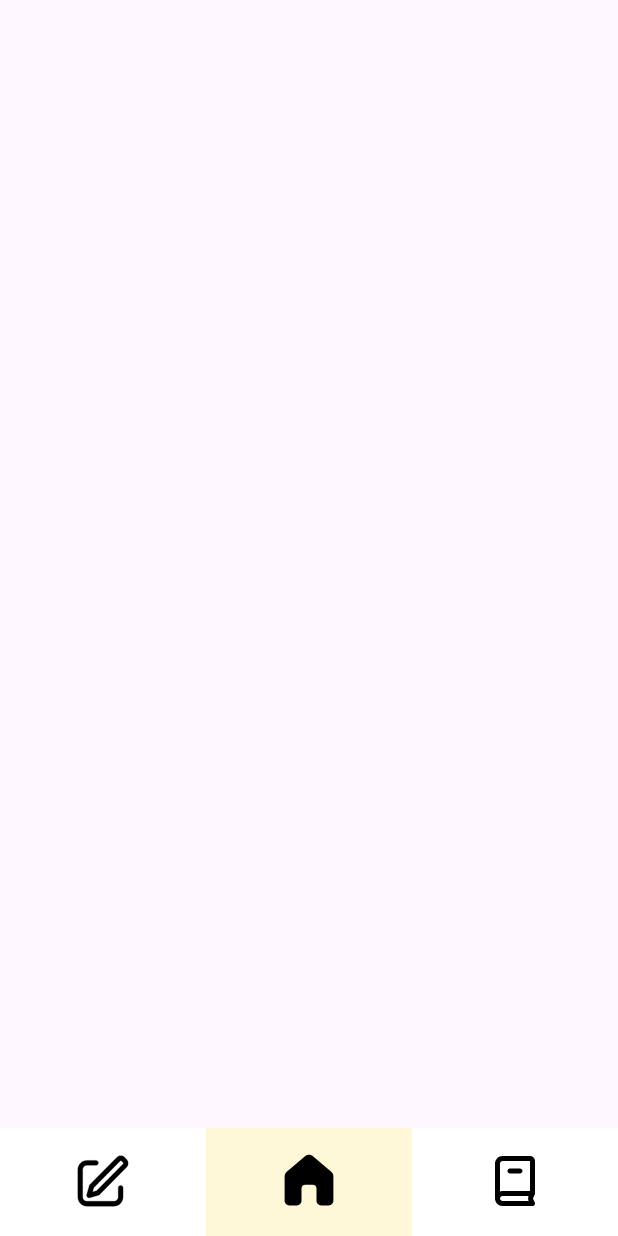
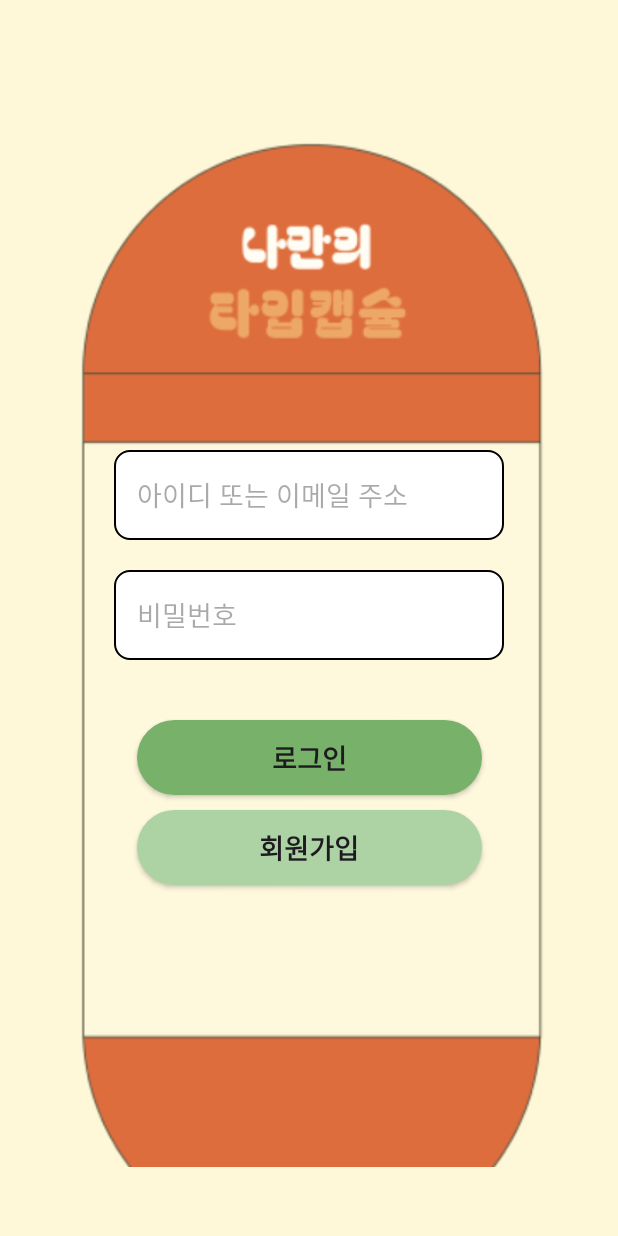
Before and after one commit to Linaeformin/GURU2, an Android app: the screen it shows after launch (MainActivity before the commit, LoginActivity after it), on a phone screen of 412 x 824 dp. Run offline under Robolectric (Android 15) with nearby library versions, the phone set to English and light mode, and no system bars.

Commit message:
[DESIGN] 회원가입/로그인 화면 제작

```diff
--- /dev/null
+++ b/app/src/main/java/com/example/timecapsule/LoginActivity.kt
@@ -0,0 +1,17 @@
+package com.example.timecapsule
+
+import android.os.Bundle
+import androidx.appcompat.app.AppCompatActivity
+import com.example.timecapsule.databinding.ActivityLoginBinding
+
+class LoginActivity : AppCompatActivity() {
+    private lateinit var binding: ActivityLoginBinding
+    override fun onCreate(savedInstanceState: Bundle?) {
+        super.onCreate(savedInstanceState)
+
+        //화면 설정
+        binding= ActivityLoginBinding.inflate(layoutInflater)
+        setContentView(binding.root)
+    }
+
+}
--- /dev/null
+++ b/app/src/main/res/drawable/signup_edittext_background.xml
@@ -0,0 +1,8 @@
+<?xml version="1.0" encoding="utf-8"?>
+<shape xmlns:android="http://schemas.android.com/apk/res/android">
+    <corners android:radius="10dp" /> <!-- 모서리의 반경을 조절하여 둥글게 만듭니다 -->
+    <solid android:color="@color/white" /> <!-- 배경 색상을 지정합니다 -->
+    <stroke
+        android:color="@color/black"
+        android:width="1dp"/>
+</shape>
--- /dev/null
+++ b/app/src/main/res/drawable/signup_login_btn_background_1.xml
@@ -0,0 +1,5 @@
+<?xml version="1.0" encoding="utf-8"?>
+<shape xmlns:android="http://schemas.android.com/apk/res/android">
+    <corners android:radius="25dp" /> <!-- 모서리의 반경을 조절하여 둥글게 만듭니다 -->
+    <solid android:color="@color/green" /> <!-- 배경 색상을 지정합니다 -->
+</shape>
--- /dev/null
+++ b/app/src/main/res/drawable/signup_login_btn_background_2.xml
@@ -0,0 +1,5 @@
+<?xml version="1.0" encoding="utf-8"?>
+<shape xmlns:android="http://schemas.android.com/apk/res/android">
+    <corners android:radius="25dp" /> <!-- 모서리의 반경을 조절하여 둥글게 만듭니다 -->
+    <solid android:color="@color/light_green" /> <!-- 배경 색상을 지정합니다 -->
+</shape>
--- /dev/null
+++ b/app/src/main/res/layout/activity_login.xml
@@ -0,0 +1,80 @@
+<?xml version="1.0" encoding="utf-8"?>
+<androidx.constraintlayout.widget.ConstraintLayout xmlns:android="http://schemas.android.com/apk/res/android"
+    android:layout_width="match_parent"
+    android:layout_height="match_parent"
+    xmlns:app="http://schemas.android.com/apk/res-auto"
+    xmlns:tools="http://schemas.android.com/tools"
+    android:background="@color/yellow">
+
+    <ImageView
+        android:layout_width="match_parent"
+        android:layout_height="match_parent"
+        android:contentDescription="@string/login"
+        android:src="@drawable/login_time_capsule"
+        app:layout_constraintBottom_toBottomOf="parent"
+        app:layout_constraintEnd_toEndOf="parent"
+        app:layout_constraintHorizontal_bias="0.0"
+        app:layout_constraintStart_toStartOf="parent"
+        app:layout_constraintTop_toTopOf="parent"
+        app:layout_constraintVertical_bias="1.0" />
+
+    <EditText
+        android:id="@+id/login_idEmail_et"
+        android:layout_width="260dp"
+        android:layout_height="60dp"
+        android:background="@drawable/signup_edittext_background"
+        app:layout_constraintTop_toTopOf="parent"
+        app:layout_constraintStart_toStartOf="parent"
+        app:layout_constraintEnd_toEndOf="parent"
+        android:layout_marginHorizontal="35dp"
+        android:layout_marginTop="300dp"
+        android:paddingHorizontal="15dp"
+        android:inputType="text|textEmailAddress"
+        android:hint="@string/signIdEmail"
+        android:autofillHints="no"/>
+
+    <EditText
+        android:id="@+id/login_password_et"
+        android:layout_width="260dp"
+        android:layout_height="60dp"
+        android:background="@drawable/signup_edittext_background"
+        app:layout_constraintTop_toBottomOf="@id/login_idEmail_et"
+        app:layout_constraintStart_toStartOf="parent"
+        app:layout_constraintEnd_toEndOf="parent"
+        android:layout_marginHorizontal="35dp"
+        android:layout_marginTop="20dp"
+        android:paddingHorizontal="15dp"
+        android:hint="@string/signPassword"
+        android:inputType="text|textPassword"
+        android:autofillHints="no"/>
+
+    <androidx.appcompat.widget.AppCompatButton
+        android:id="@+id/login_login_btn"
+        android:layout_width="230dp"
+        android:layout_height="50dp"
+        android:text="@string/login"
+        android:textSize="18sp"
+        android:textStyle="bold"
+        android:background="@drawable/signup_login_btn_background_1"
+        app:layout_constraintTop_toBottomOf="@id/login_password_et"
+        app:layout_constraintStart_toStartOf="parent"
+        app:layout_constraintEnd_toEndOf="parent"
+        android:layout_marginTop="40dp"
+        android:layout_marginHorizontal="30dp"
+        tools:ignore="DuplicateSpeakableTextCheck"/>
+
+    <androidx.appcompat.widget.AppCompatButton
+        android:id="@+id/login_signUp_btn"
+        android:layout_width="230dp"
+        android:layout_height="50dp"
+        android:text="@string/signUp"
+        android:textSize="18sp"
+        android:textStyle="bold"
+        android:background="@drawable/signup_login_btn_background_2"
+        app:layout_constraintTop_toBottomOf="@id/login_login_btn"
+        app:layout_constraintStart_toStartOf="parent"
+        app:layout_constraintEnd_toEndOf="parent"
+        android:layout_marginTop="10dp"
+        android:layout_marginHorizontal="30dp"/>
+
+</androidx.constraintlayout.widget.ConstraintLayout>
--- a/app/src/main/res/values/colors.xml
+++ b/app/src/main/res/values/colors.xml
@@ -8,4 +8,6 @@
     <color name="light_gray">#FAFAFA</color>
     <color name="dark_gray">#474747</color>
     <color name="transparent">#00ff0000</color>
+    <color name="green">#78B16A</color>
+    <color name="light_green">#ADD3A4</color>
 </resources>
--- a/app/src/main/res/values/strings.xml
+++ b/app/src/main/res/values/strings.xml
@@ -28,4 +28,10 @@
     <string name="categoryFriend">친구</string>
     <string name="categoryFood">음식</string>
     <string name="importImage">이미지 삽입</string>
+    <string name="signUp">회원가입</string>
+    <string name="signIdEmail">아이디 또는 이메일 주소</string>
+    <string name="signPassword">비밀번호</string>
+    <string name="signPasswordCheck">비밀번호 확인</string>
+    <string name="signComplete">완료</string>
+    <string name="login">로그인</string>
 </resources>
```
Also changed, not shown: app/src/main/AndroidManifest.xml (+7 -1 lines), app/src/main/java/com/example/timecapsule/SignUpActivity.kt (added, +17 -0 lines), app/src/main/res/layout/activity_signup.xml (added, +79 -0 lines), app/src/main/res/drawable/login_time_capsule.png (added), app/src/main/res/drawable/splash_ver_2.png (added).
